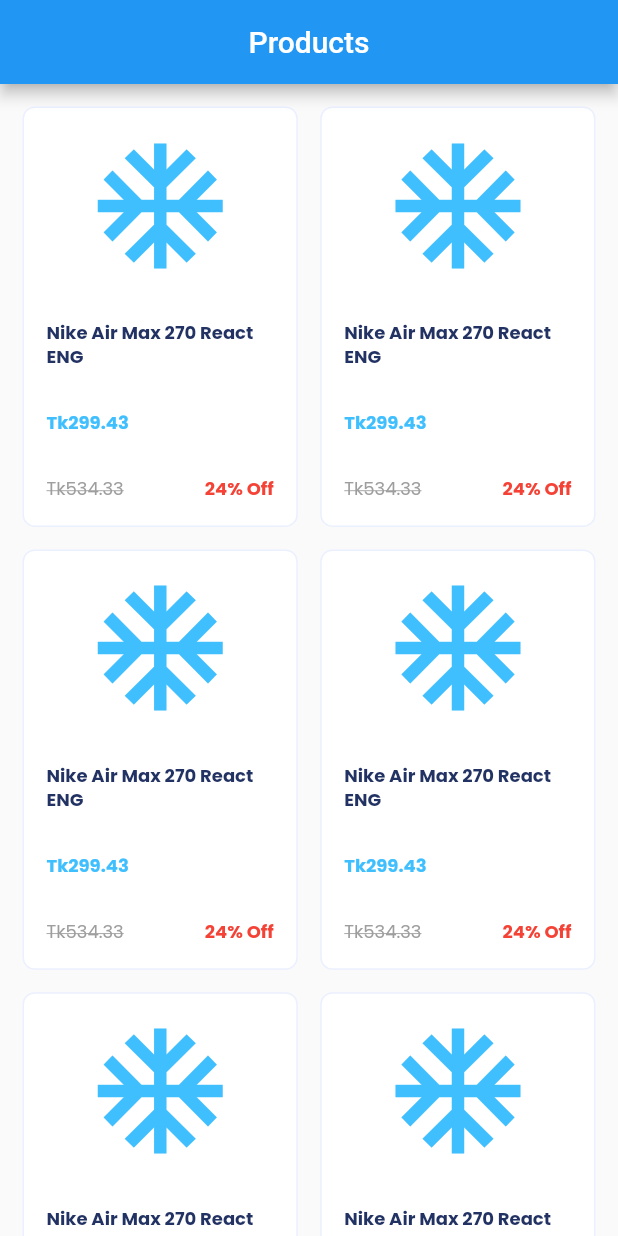
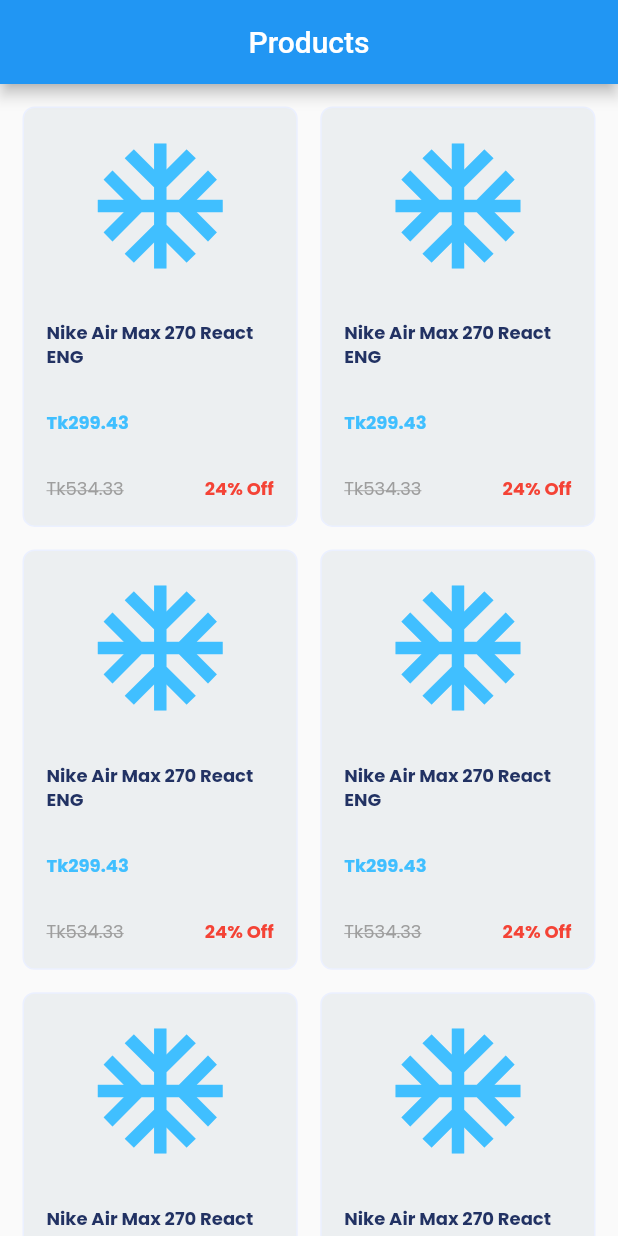
Before and after one commit to monirhelalee/simple-crud-with-getx, a Flutter app: the screen it shows after launch, on a phone screen of 412 x 824 dp. Run offline on Flutter 3.47's test engine with Material 2 defaults, Android fonts, the phone set to English and light mode, and no system bars; our stand-ins replace dio, get, google_fonts.

Commit message:
add product UI

```diff
--- a/lib/app/modules/products/views/widgets/product_card_widget.dart
+++ b/lib/app/modules/products/views/widgets/product_card_widget.dart
@@ -26,7 +26,7 @@ class ProductCardWidget extends StatelessWidget {
       child: Container(
         width: 141,
         decoration: BoxDecoration(
-          color: Colors.white,
+          color: Colors.blueGrey.shade50,
           borderRadius: BorderRadius.circular(8),
           border: Border.all(
             color: const Color(0xffEBF0FF),
```
